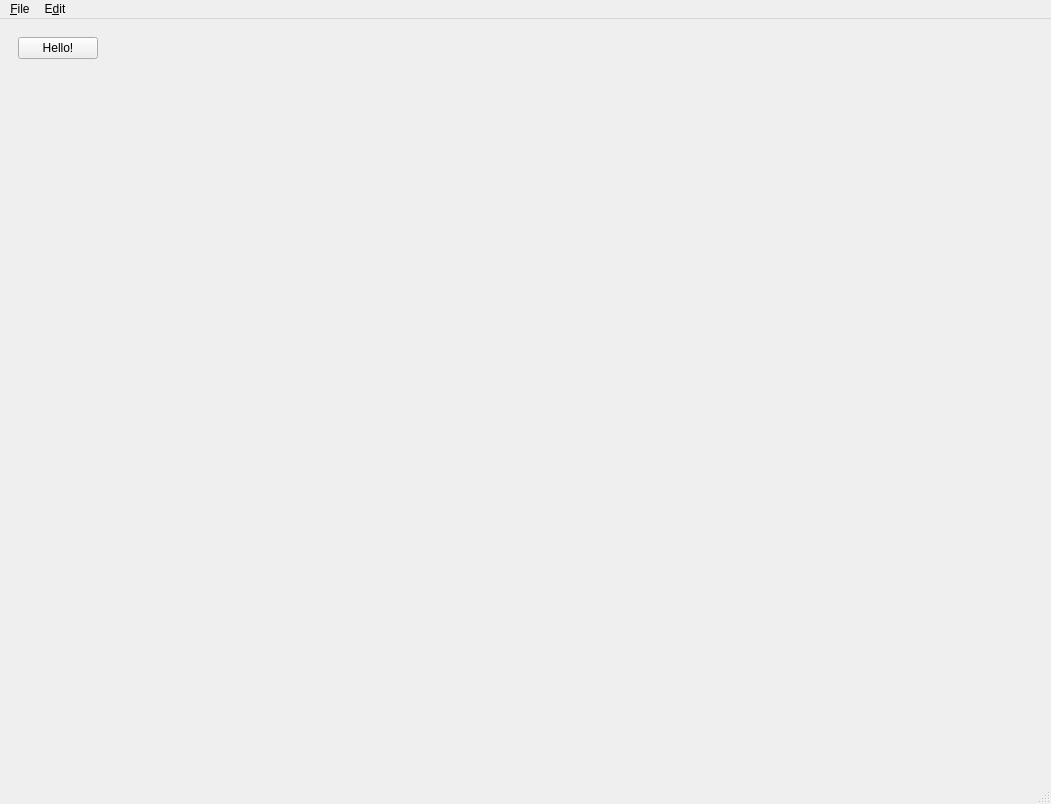
Before: the Qt Designer form PyQt/mainwindow.ui in transbite/LPT, drawn with Qt 5.
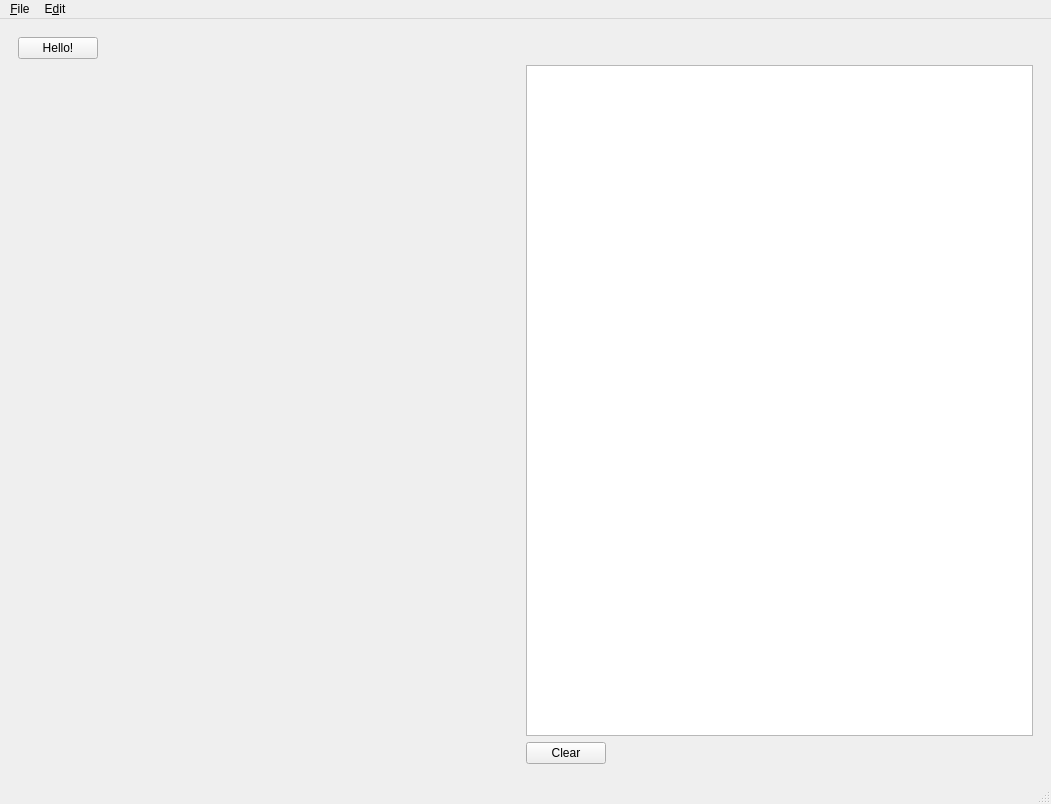
After: the same form once the commit is applied.

Commit message: qDebug, qInstallMessageHandler -> QPlainTextEdit.

```diff
--- a/PyQt/mainwindow.ui
+++ b/PyQt/mainwindow.ui
@@ -17,7 +17,7 @@
    <layout class="QVBoxLayout" name="verticalLayout">
     <item>
      <widget class="QWidget" name="widget" native="true">
-      <layout class="QVBoxLayout" name="verticalLayout_2">
+      <layout class="QVBoxLayout" name="verticalLayout_3">
        <item>
         <layout class="QHBoxLayout" name="horizontalLayout">
          <item>
@@ -43,17 +43,52 @@
         </layout>
        </item>
        <item>
-        <spacer name="verticalSpacer">
+        <layout class="QHBoxLayout" name="horizontalLayout_3">
+         <item>
+          <spacer name="horizontalSpacer_3">
          <property name="orientation">
-          <enum>Qt::Vertical</enum>
+            <enum>Qt::Horizontal</enum>
          </property>
          <property name="sizeHint" stdset="0">
           <size>
-           <width>20</width>
-           <height>691</height>
+             <width>40</width>
+             <height>20</height>
           </size>
          </property>
         </spacer>
+         </item>
+         <item>
+          <layout class="QVBoxLayout" name="verticalLayout_2">
+           <item>
+            <widget class="QPlainTextEdit" name="text"/>
+           </item>
+           <item>
+            <layout class="QHBoxLayout" name="horizontalLayout_2">
+             <item>
+              <widget class="QPushButton" name="clear">
+               <property name="text">
+                <string>Clear</string>
+               </property>
+              </widget>
+             </item>
+             <item>
+              <spacer name="horizontalSpacer_2">
+               <property name="orientation">
+                <enum>Qt::Horizontal</enum>
+               </property>
+               <property name="sizeHint" stdset="0">
+                <size>
+                 <width>40</width>
+                 <height>20</height>
+                </size>
+               </property>
+              </spacer>
+             </item>
+            </layout>
+           </item>
+          </layout>
+         </item>
+        </layout>
        </item>
       </layout>
      </widget>
```
Lines whose indentation alone changed are shown as unchanged. The commit also changes 3 other files.
